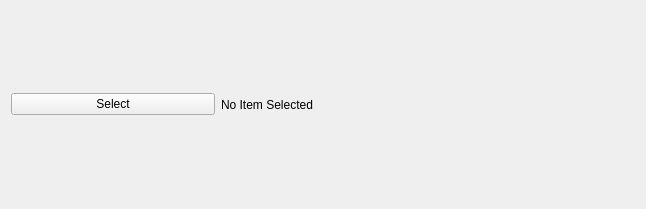
Old version of the form howdyCoder/ui/qtUiFiles/selectorWidget.ui in the repository rmallow/howdyCoder.
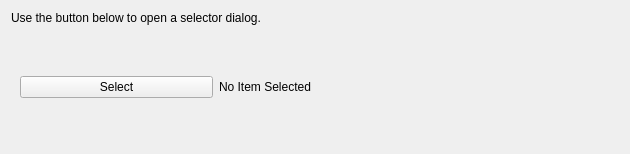
New version of the form. Custom widgets are drawn as their Qt base class.

Diff of the .ui file:
```diff
--- a/howdyCoder/ui/qtUiFiles/selectorWidget.ui
+++ b/howdyCoder/ui/qtUiFiles/selectorWidget.ui
@@ -6,8 +6,8 @@
    <rect>
     <x>0</x>
     <y>0</y>
-    <width>646</width>
-    <height>209</height>
+    <width>630</width>
+    <height>154</height>
    </rect>
   </property>
   <property name="sizePolicy">
@@ -19,7 +19,23 @@
   <property name="windowTitle">
    <string>selectorWidget</string>
   </property>
-  <layout class="QHBoxLayout" name="horizontalLayout">
+  <layout class="QVBoxLayout" name="verticalLayout">
+   <item>
+    <widget class="QLabel" name="helper_label">
+     <property name="sizePolicy">
+      <sizepolicy hsizetype="Preferred" vsizetype="Maximum">
+       <horstretch>0</horstretch>
+       <verstretch>0</verstretch>
+      </sizepolicy>
+     </property>
+     <property name="text">
+      <string>Use the button below to open a selector dialog.</string>
+     </property>
+    </widget>
+   </item>
+   <item>
+    <widget class="QWidget" name="widget" native="true">
+     <layout class="QHBoxLayout" name="horizontalLayout_2">
    <item>
     <widget class="QPushButton" name="selectorButton">
      <property name="text">
@@ -36,6 +52,9 @@
    </item>
    <item>
     <widget class="ExpandingLabelWidget" name="extraDescriptionLabel" native="true"/>
+      </item>
+     </layout>
+    </widget>
    </item>
   </layout>
  </widget>
```
Lines whose indentation alone changed are shown as unchanged.
